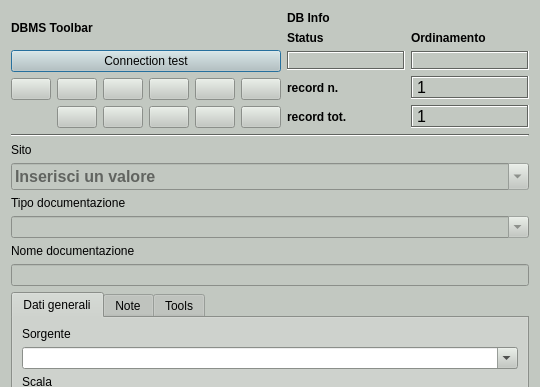
Qt form gui/ui/Documentazione.ui (pyarchinit/pyarchinit) before a commit; both pictures show x 0 to 540 and y 0 to 387 of the 540 by 654 pixel window.
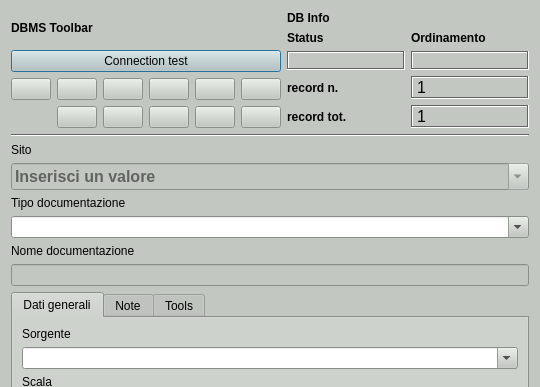
The same form after that commit. Icons and pictures are not drawn.

Diff of the .ui file:
```diff
--- a/gui/ui/Documentazione.ui
+++ b/gui/ui/Documentazione.ui
@@ -154,6 +154,15 @@
        </color>
       </brush>
      </colorrole>
+     <colorrole role="PlaceholderText">
+      <brush brushstyle="NoBrush">
+       <color alpha="128">
+        <red>0</red>
+        <green>0</green>
+        <blue>0</blue>
+       </color>
+      </brush>
+     </colorrole>
     </active>
     <inactive>
      <colorrole role="WindowText">
@@ -291,6 +300,15 @@
        </color>
       </brush>
      </colorrole>
+     <colorrole role="PlaceholderText">
+      <brush brushstyle="NoBrush">
+       <color alpha="128">
+        <red>0</red>
+        <green>0</green>
+        <blue>0</blue>
+       </color>
+      </brush>
+     </colorrole>
     </inactive>
     <disabled>
      <colorrole role="WindowText">
@@ -428,6 +446,15 @@
        </color>
       </brush>
      </colorrole>
+     <colorrole role="PlaceholderText">
+      <brush brushstyle="NoBrush">
+       <color alpha="128">
+        <red>0</red>
+        <green>0</green>
+        <blue>0</blue>
+       </color>
+      </brush>
+     </colorrole>
     </disabled>
    </palette>
   </property>
@@ -499,7 +526,7 @@
    <item row="5" column="0">
     <widget class="QComboBox" name="comboBox_tipo_doc">
      <property name="enabled">
-      <bool>false</bool>
+      <bool>true</bool>
      </property>
      <property name="editable">
       <bool>true</bool>
```
